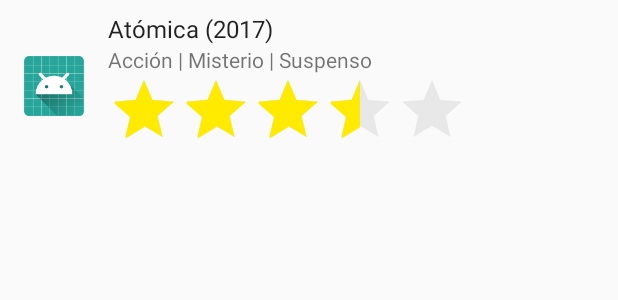
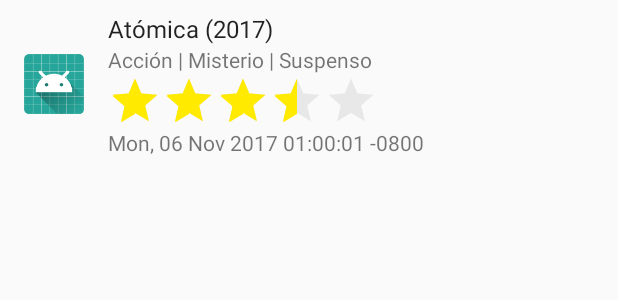
Before and after one commit to alexlondon07/FinalProject-, an Android app: the layout record_item.xml on its own in the app's theme, with its tools: preview values and no code run, on a phone screen of 412 x 824 dp. Shown: the top 300 px of the screen. Run offline under Robolectric (Android 15) with nearby library versions, the phone set to English and light mode, and no system bars.

```diff
--- a/app/src/main/java/io/github/alexlondon07/finalproject/helper/Constants.java
+++ b/app/src/main/java/io/github/alexlondon07/finalproject/helper/Constants.java
@@ -24,4 +24,7 @@ public class Constants {
 
 
     public static final String URL_XML_BASE = "http://trailers.apple.com/trailers/home/xml/";
+
+
+    public static final String ITEM_RECORD = "RECORDS";
 }
--- a/app/src/main/java/io/github/alexlondon07/finalproject/model/Cast.java
+++ b/app/src/main/java/io/github/alexlondon07/finalproject/model/Cast.java
@@ -3,7 +3,6 @@ package io.github.alexlondon07.finalproject.model;
 import org.simpleframework.xml.Element;
 import org.simpleframework.xml.ElementList;
 
-import java.io.Serializable;
 import java.util.ArrayList;
 
 /**
@@ -11,7 +10,7 @@ import java.util.ArrayList;
  */
 
 @Element(name = "cast")
-public class Cast implements Serializable {
+public class Cast{
 
     @ElementList(name ="name", inline = true)
     private ArrayList<String> name;
--- a/app/src/main/java/io/github/alexlondon07/finalproject/model/Genre.java
+++ b/app/src/main/java/io/github/alexlondon07/finalproject/model/Genre.java
@@ -3,7 +3,6 @@ package io.github.alexlondon07.finalproject.model;
 import org.simpleframework.xml.Element;
 import org.simpleframework.xml.ElementList;
 
-import java.io.Serializable;
 import java.util.ArrayList;
 
 /**
@@ -12,7 +11,7 @@ import java.util.ArrayList;
 
 
 @Element(name = "genre")
-public class Genre implements Serializable {
+public class Genre {
 
     @ElementList(entry= "name", inline=true)
     private ArrayList<String> name;
--- a/app/src/main/java/io/github/alexlondon07/finalproject/model/Info.java
+++ b/app/src/main/java/io/github/alexlondon07/finalproject/model/Info.java
@@ -1,8 +1,6 @@
 package io.github.alexlondon07.finalproject.model;
 
 import org.simpleframework.xml.Element;
-
-import java.io.Serializable;
 
 /**
  * Created by alexlondon07 on 11/11/17.
@@ -10,7 +8,7 @@ import java.io.Serializable;
 
 
 @Element(name = "info")
-public class Info implements Serializable {
+public class Info {
 
     @Element(name ="title")
     private String title;
--- a/app/src/main/java/io/github/alexlondon07/finalproject/model/Large.java
+++ b/app/src/main/java/io/github/alexlondon07/finalproject/model/Large.java
@@ -4,14 +4,12 @@ import org.simpleframework.xml.Attribute;
 import org.simpleframework.xml.Element;
 import org.simpleframework.xml.Text;
 
-import java.io.Serializable;
-
 /**
  * Created by alexlondon07 on 11/11/17.
  */
 
 @Element(name = "large")
-public class Large implements Serializable {
+public class Large {
 
     @Text
     private String content;
--- a/app/src/main/java/io/github/alexlondon07/finalproject/model/MovieInfo.java
+++ b/app/src/main/java/io/github/alexlondon07/finalproject/model/MovieInfo.java
@@ -3,7 +3,6 @@ package io.github.alexlondon07.finalproject.model;
 import org.simpleframework.xml.Element;
 import org.simpleframework.xml.ElementList;
 
-import java.io.Serializable;
 import java.util.ArrayList;
 
 /**
@@ -11,7 +10,7 @@ import java.util.ArrayList;
  */
 
 @ElementList(name = "movieInfo")
-public class MovieInfo implements Serializable {
+public class MovieInfo {
 
     @Element(name = "id")
     private String id;
--- a/app/src/main/java/io/github/alexlondon07/finalproject/model/Poster.java
+++ b/app/src/main/java/io/github/alexlondon07/finalproject/model/Poster.java
@@ -1,15 +1,13 @@
 package io.github.alexlondon07.finalproject.model;
 
 import org.simpleframework.xml.Element;
-
-import java.io.Serializable;
 
 /**
  * Created by alexlondon07 on 11/11/17.
  */
 
 @Element(name = "poster")
-public class Poster implements Serializable {
+public class Poster {
 
     @Element(name ="location")
     private String location;
--- a/app/src/main/java/io/github/alexlondon07/finalproject/model/Preview.java
+++ b/app/src/main/java/io/github/alexlondon07/finalproject/model/Preview.java
@@ -1,15 +1,13 @@
 package io.github.alexlondon07.finalproject.model;
 
 import org.simpleframework.xml.Element;
-
-import java.io.Serializable;
 
 /**
  * Created by alexlondon07 on 11/11/17.
  */
 
 @Element(name = "preview")
-public class Preview implements Serializable {
+public class Preview  {
 
     @Element(name ="large")
     private Large large;
--- a/app/src/main/java/io/github/alexlondon07/finalproject/repository/IRecord.java
+++ b/app/src/main/java/io/github/alexlondon07/finalproject/repository/IRecordRepository.java
@@ -1,4 +1,6 @@
 package io.github.alexlondon07.finalproject.repository;
+
+import java.util.ArrayList;
 
 import io.github.alexlondon07.finalproject.model.Records;
 
@@ -6,7 +8,7 @@ import io.github.alexlondon07.finalproject.model.Records;
  * Created by alexlondon07 on 11/11/17.
  */
 
-public interface IRecord {
+public interface IRecordRepository {
 
-    public Records getRecords();
+    ArrayList<Records> getRecords() throws RepositoryError;
 }
--- a/app/src/main/java/io/github/alexlondon07/finalproject/service/IServices.java
+++ b/app/src/main/java/io/github/alexlondon07/finalproject/service/IServices.java
@@ -1,4 +1,6 @@
 package io.github.alexlondon07.finalproject.service;
+
+import java.util.ArrayList;
 
 import io.github.alexlondon07.finalproject.model.Records;
 import retrofit.http.GET;
@@ -10,5 +12,5 @@ import retrofit.http.GET;
 public interface IServices {
 
     @GET("/current.xml")
-    Records getRecords();
+    ArrayList<Records> getRecordsList();
 }
--- a/app/src/main/java/io/github/alexlondon07/finalproject/view/activities/MyadapterExample.java
+++ b/app/src/main/java/io/github/alexlondon07/finalproject/view/activities/MyadapterExample.java
@@ -55,15 +55,15 @@ public class MyadapterExample extends BaseAdapter {
 
             //Inflamos la vista que nos ha llegado con nuestro layout personalizado
             LayoutInflater layoutInflater = LayoutInflater.from(this.context);
-            convertView = layoutInflater.inflate(R.layout.billboard_item, null);
+            convertView = layoutInflater.inflate(R.layout.record_item, null);
 
             holder = new ViewHolder();
-            layoutInflater.inflate(R.layout.billboard_item, null);
+            layoutInflater.inflate(R.layout.record_item, null);
 
             /* Creamos un objeto de la clase ViewHolder y hacemos que cada atributo referencie
             * a un elemento del layout. Esta referencia se mantiene y cuando reutilicemos la vista
             * convertView ya no tendrá que llamar al método findViewById()*/
-            holder.nameTextView =  convertView.findViewById(R.id.billboard_item_name);
+            holder.nameTextView =  convertView.findViewById(R.id.record_item_name);
             convertView.setTag(holder);
         }else{
             holder = (ViewHolder) convertView.getTag();
--- a/app/src/main/res/layout/activity_record.xml
+++ b/app/src/main/res/layout/activity_record.xml
@@ -9,8 +9,8 @@
     app:layout_behavior="@string/appbar_scrolling_view_behavior">
 
             <ListView
-                android:id="@+id/billboard_list_view"
-                tools:listitem="@layout/billboard_item"
+                android:id="@+id/records_list_view"
+                tools:listitem="@layout/record_item"
                 android:layout_width="match_parent"
                 android:layout_height="wrap_content">
             </ListView>
--- a/app/src/main/res/layout/billboard_item.xml
+++ b/app/src/main/res/layout/record_item.xml
@@ -12,7 +12,7 @@
     android:fillViewport="true">
 
     <ImageView
-        android:id="@+id/billboard_item_avatar"
+        android:id="@+id/record_item_avatar"
         android:layout_width="40dp"
         android:layout_height="40dp"
         android:layout_centerVertical="true"
@@ -20,7 +20,7 @@
         android:src="@mipmap/ic_launcher_round"/>
 
     <TextView
-        android:id="@+id/billboard_item_name"
+        android:id="@+id/record_item_name"
         android:layout_width="wrap_content"
         android:layout_height="wrap_content"
         android:layout_marginLeft="56dp"
@@ -28,26 +28,38 @@
         android:textAppearance="?attr/textAppearanceListItem"
         tools:text="Atómica (2017)" />
 
+
+
     <TextView
-        android:id="@+id/billboard_item_genre"
+        android:id="@+id/record_item_genre"
         android:layout_width="wrap_content"
         android:layout_height="wrap_content"
-        android:layout_alignLeft="@+id/billboard_item_name"
-        android:layout_below="@+id/billboard_item_name"
+        android:layout_alignLeft="@+id/record_item_name"
+        android:layout_below="@+id/record_item_name"
         android:text="Genre"
         tools:text="Acción | Misterio | Suspenso" />
 
 
     <RatingBar
-        android:id="@+id/billboard_item_IMDb"
-        android:theme="@style/RatingBar"
+        android:id="@+id/record_item_IMDb"
+        style="@style/Widget.AppCompat.RatingBar.Indicator"
+        android:layout_width="wrap_content"
+        android:layout_height="wrap_content"
+        android:layout_alignLeft="@+id/record_item_genre"
+        android:layout_below="@+id/record_item_genre"
+        android:numStars="5"
         android:rating="3.5"
         android:stepSize="0.5"
-        android:numStars="5"
+        android:theme="@style/RatingBar" />
+
+    <TextView
+        android:id="@+id/record_item_date"
         android:layout_width="wrap_content"
-        android:layout_alignLeft="@+id/billboard_item_genre"
-        android:layout_below="@+id/billboard_item_genre"
-        android:layout_height="wrap_content"/>
+        android:layout_height="wrap_content"
+        android:layout_marginLeft="56dp"
+        android:layout_below="@+id/record_item_IMDb"
+        android:text="Date"
+        tools:text="Mon, 06 Nov 2017 01:00:01 -0800" />
 
 
 </RelativeLayout>
--- a/app/src/main/res/values/strings.xml
+++ b/app/src/main/res/values/strings.xml
@@ -16,4 +16,6 @@
     <string name="error">Error</string>
     <string name="validate_internet">No tiene conexión a internet</string>
     <string name="loading_message">Cargando...</string>
+    <string name="accept">Aceptar</string>
+    <string name="option_cancel">Cancelar</string>
 </resources>
```
Also changed, not shown: app/src/main/java/io/github/alexlondon07/finalproject/model/Records.java (+13 -13 lines), app/src/main/java/io/github/alexlondon07/finalproject/presenter/RecordPresenter.java (+9 -9 lines), app/src/main/java/io/github/alexlondon07/finalproject/repository/RecordRepository.java (+7 -4 lines), app/src/main/java/io/github/alexlondon07/finalproject/view/activities/RecordActivity.java (+50 -26 lines), app/src/main/java/io/github/alexlondon07/finalproject/view/adapter/RecordAdapter.java (+60 -1 lines).
